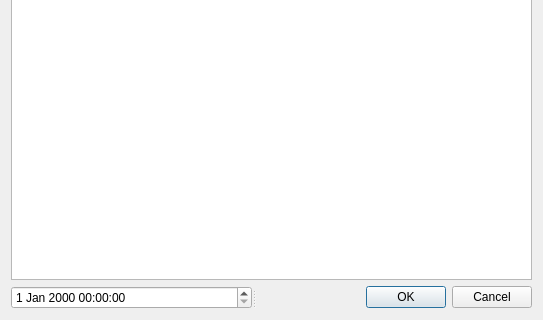
Lacquerri/QT-zad, file Pamietnik_3_warstwy/Pamietnik2/dialog.ui: the form before one commit; both pictures show x 0 to 543 and y 203 to 523 of the 543 by 523 pixel window.
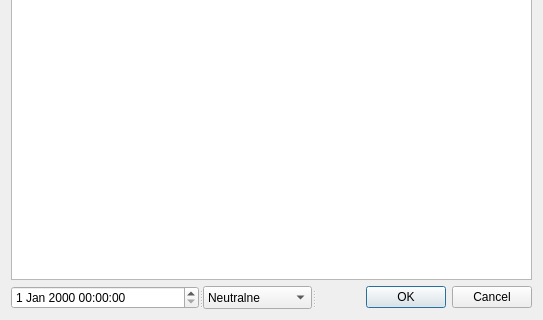
The form after the commit.

```diff
--- a/Pamietnik_3_warstwy/Pamietnik2/dialog.ui
+++ b/Pamietnik_3_warstwy/Pamietnik2/dialog.ui
@@ -23,6 +23,26 @@
       <enum>Qt::Horizontal</enum>
      </property>
      <widget class="QDateTimeEdit" name="dateTimeEdit"/>
+     <widget class="QComboBox" name="comboBox">
+      <property name="currentIndex">
+       <number>1</number>
+      </property>
+      <item>
+       <property name="text">
+        <string>Smutne</string>
+       </property>
+      </item>
+      <item>
+       <property name="text">
+        <string>Neutralne</string>
+       </property>
+      </item>
+      <item>
+       <property name="text">
+        <string>Radosne</string>
+       </property>
+      </item>
+     </widget>
      <widget class="QDialogButtonBox" name="buttonBox">
       <property name="orientation">
        <enum>Qt::Horizontal</enum>
```
Left out of the diff: 32 changed lines with no effect on the pictures.
